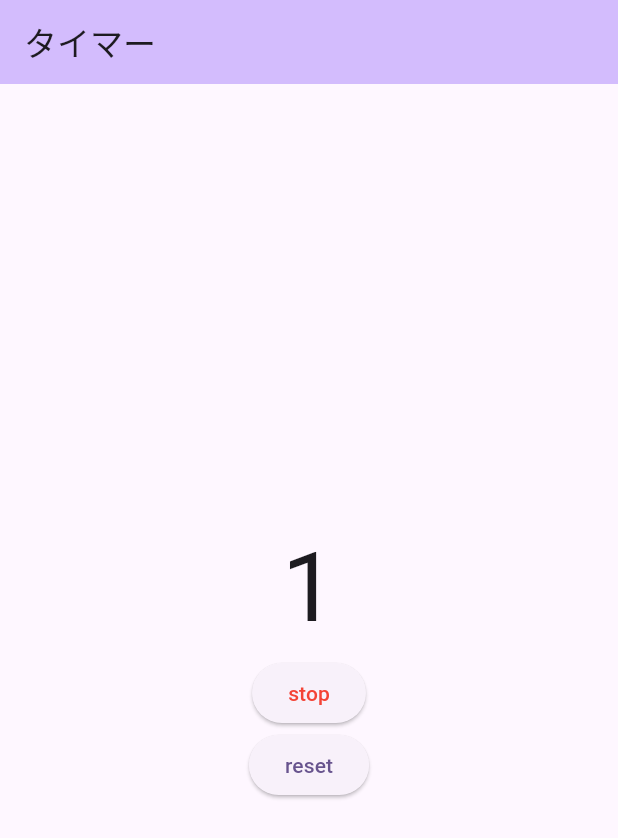
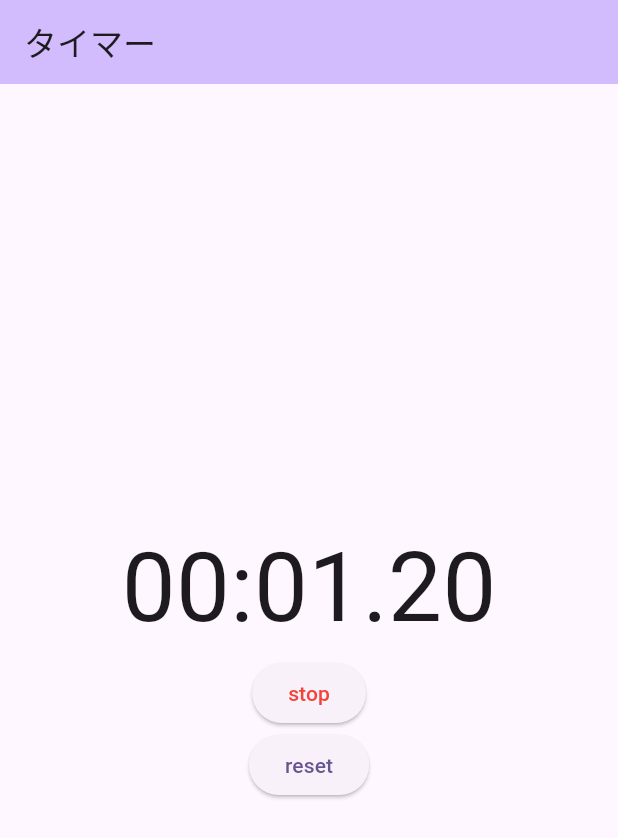
Before and after one commit to yambaru-hackathon/miyazato_sota_homework, a Flutter app: the screen it shows after launch, after a tap on "start", on a phone screen of 412 x 824 dp. Shown: the top 838 px of the screen. Run offline on Flutter 3.47's test engine with Material 3 defaults, Android fonts, the phone set to English and light mode, and no system bars.

Commit message:
timer app

```diff
--- a/lib/main.dart
+++ b/lib/main.dart
@@ -33,13 +33,21 @@ class MyHomePage extends StatefulWidget {
 }
 
 class _MyHomePageState extends State<MyHomePage> {
+  int _centiSecond = 0;
   int _second = 0;
+  int _minute = 0;
   Timer? _timer;
   bool _isRunning = false;
+
+  String _timerText = '';
 
   @override
   void initState() {
     super.initState();
+
+    setState(() {
+      _timerText = '${_minute.toString().padLeft(2, '0')}:${_second.toString().padLeft(2, '0')}.${_centiSecond.toString().padLeft(2, '0')}';
+    });
   }
 
   @override
@@ -54,7 +62,7 @@ class _MyHomePageState extends State<MyHomePage> {
           mainAxisAlignment: MainAxisAlignment.center,
           children: [
             Text(
-              '$_second',
+              _timerText,
               style: const TextStyle(fontSize: 64),
             ),
             ElevatedButton(
@@ -70,7 +78,7 @@ class _MyHomePageState extends State<MyHomePage> {
               onPressed: () {
                 resetTimer();
               },
-              child: Text(
+              child: const Text(
                 'reset',
               ),
             ),
@@ -85,18 +93,26 @@ class _MyHomePageState extends State<MyHomePage> {
       _timer?.cancel();
     } else {
       _timer = Timer.periodic(
-        const Duration(seconds: 1), (timer) {
+        const Duration(milliseconds: 10), (timer) {
+          if (_centiSecond == 99) {
+            setState(() {
+              _second++;
+              _centiSecond = 0;
+            });
+          } else if (_second == 59) {
+            setState(() {
+              _minute++;
+              _second = 0;
+            });
+          } else {
+            setState(() {
+              _centiSecond++;
+            });
+          }
+
           setState(() {
-            _second++;
+            _timerText = '${_minute.toString().padLeft(2, '0')}:${_second.toString().padLeft(2, '0')}.${_centiSecond.toString().padLeft(2, '0')}';
           });
-          if (_second == 10) {
-            resetTimer();
-
-            Navigator.push(
-              context,
-              MaterialPageRoute(builder: (context) => NextPage()),
-            );
-          }
         }
       );
     }
```
